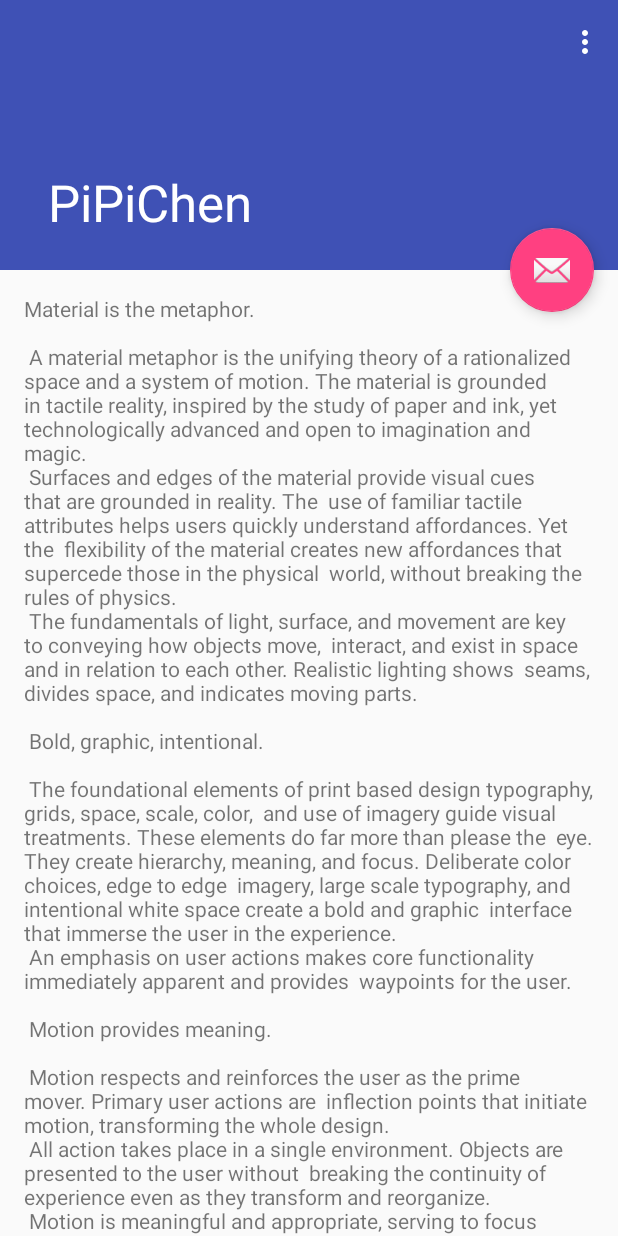
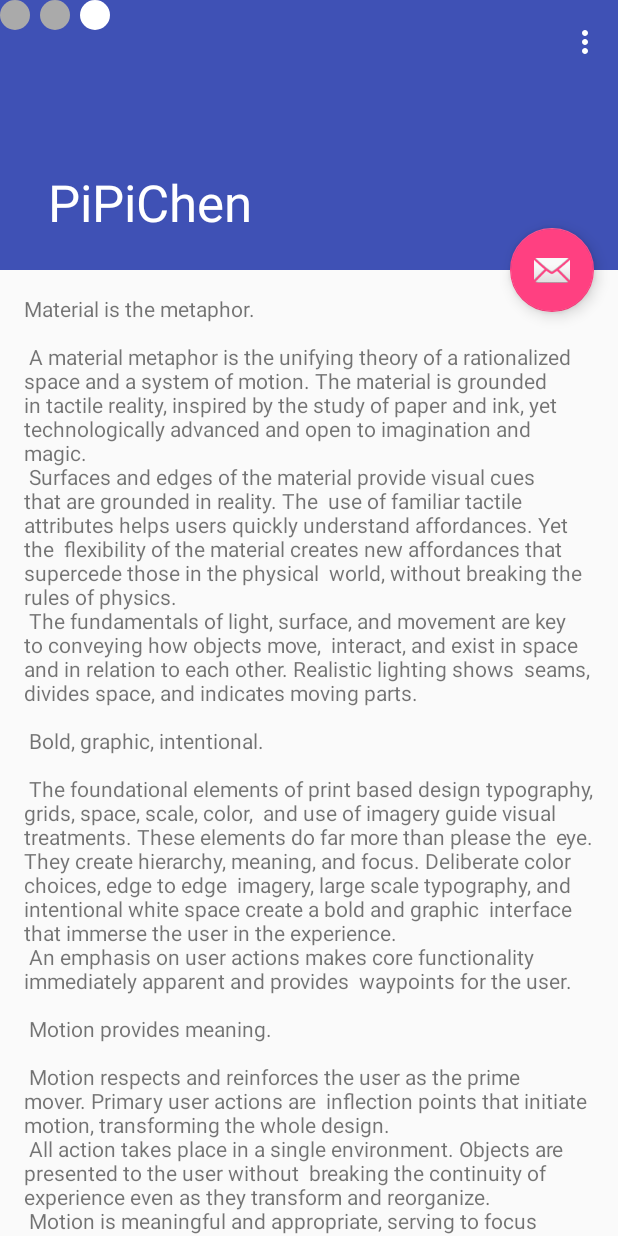
Before and after one commit to chenhuiming/Project, an Android app: the screen it shows after launch (ScrollingActivity), on a phone screen of 412 x 824 dp. Run offline under Robolectric (Android 15) with nearby library versions, the phone set to English and light mode, and no system bars.

Commit message:
圆点轮播

```diff
--- a/app/src/main/java/cirlcle/cn/pipichen/ScrollingActivity.java
+++ b/app/src/main/java/cirlcle/cn/pipichen/ScrollingActivity.java
@@ -1,15 +1,26 @@
 package cirlcle.cn.pipichen;
 
 import android.os.Bundle;
+import android.os.Handler;
+import android.os.Looper;
 import android.support.design.widget.FloatingActionButton;
 import android.support.design.widget.Snackbar;
 import android.support.v7.app.AppCompatActivity;
 import android.support.v7.widget.Toolbar;
+import android.util.Log;
 import android.view.View;
 import android.view.Menu;
 import android.view.MenuItem;
+import android.widget.ImageView;
+import android.widget.LinearLayout;
+
+import java.util.ArrayList;
+import java.util.List;
+import java.util.SimpleTimeZone;
 
 public class ScrollingActivity extends AppCompatActivity {
+
+    private LinearLayout mLinearLayout;
 
     @Override
     protected void onCreate(Bundle savedInstanceState) {
@@ -17,6 +28,8 @@ public class ScrollingActivity extends AppCompatActivity {
         setContentView(R.layout.activity_scrolling);
         Toolbar toolbar = (Toolbar) findViewById(R.id.toolbar);
         setSupportActionBar(toolbar);
+        mLinearLayout = (LinearLayout) findViewById(R.id.yuandian);
+        initYuanDian();
 
         FloatingActionButton fab = (FloatingActionButton) findViewById(R.id.fab);
         fab.setOnClickListener(new View.OnClickListener() {
@@ -26,6 +39,12 @@ public class ScrollingActivity extends AppCompatActivity {
                         .setAction("Action", null).show();
             }
         });
+    }
+
+    @Override
+    protected void onDestroy() {
+        super.onDestroy();
+        mYuandianHandler.removeCallbacks(mYuandianRunable);
     }
 
     @Override
@@ -48,4 +67,62 @@ public class ScrollingActivity extends AppCompatActivity {
         }
         return super.onOptionsItemSelected(item);
     }
+
+
+
+    private final int SIZE = 3;
+
+    /**
+     * 获取数据
+     */
+    private void initYuanDian() {
+        //设置图片
+        ImageView imageView;
+        View view;
+        for(int index = 0; index < SIZE; index++) {
+            //创建底部指示器(小圆点)
+            view = new View(this);
+            view.setBackgroundResource(R.drawable.background);
+            view.setEnabled(false);
+            //设置宽高
+            LinearLayout.LayoutParams layoutParams = new LinearLayout.LayoutParams(30, 30);
+            //设置间隔
+            if (index != 0) {
+                layoutParams.leftMargin = 10;
+            }
+            //添加到LinearLayout
+            mLinearLayout.addView(view, layoutParams);
+
+        }
+
+        mYuandianHandler.post(mYuandianRunable);
+    }
+
+    Handler mYuandianHandler = new Handler(Looper.myLooper());
+    private int mIndex = 0;
+
+
+    Runnable mYuandianRunable = new Runnable() {
+        @Override
+        public void run() {
+            setIndex(mIndex);
+            if(++mIndex == 3) {
+                mIndex = 0;
+            }
+            mYuandianHandler.removeCallbacks(mYuandianRunable);
+            mYuandianHandler.postDelayed(mYuandianRunable, 1000);
+        }
+    };
+
+    private void setIndex(int select) {
+        for(int index = 0; index< SIZE; index++) {
+            if(index == select) {
+                mLinearLayout.getChildAt(index).setEnabled(true);
+            } else {
+                mLinearLayout.getChildAt(index).setEnabled(false);
+            }
+        }
+    }
+
+
 }
--- /dev/null
+++ b/app/src/main/res/drawable/background.xml
@@ -0,0 +1,5 @@
+<?xml version="1.0" encoding="utf-8"?>
+<selector xmlns:android="http://schemas.android.com/apk/res/android">
+    <item android:drawable="@drawable/enable" android:state_enabled="true" />
+    <item android:drawable="@drawable/disable" android:state_enabled="false" />
+</selector>
--- /dev/null
+++ b/app/src/main/res/drawable/disable.xml
@@ -0,0 +1,8 @@
+<shape xmlns:android="http://schemas.android.com/apk/res/android"
+    android:shape="oval">
+    <!--灰色-->
+    <solid android:color="@android:color/darker_gray" />
+    <!--半径-->
+    <corners android:radius="10dp" />
+
+</shape>
--- /dev/null
+++ b/app/src/main/res/drawable/enable.xml
@@ -0,0 +1,9 @@
+<?xml version="1.0" encoding="utf-8"?>
+<shape xmlns:android="http://schemas.android.com/apk/res/android"
+    android:shape="oval">
+    <!--白色-->
+    <solid android:color="#ffffff" />
+    <!--半径-->
+    <corners android:radius="10dp" />
+
+</shape>
--- a/app/src/main/res/layout/activity_scrolling.xml
+++ b/app/src/main/res/layout/activity_scrolling.xml
@@ -44,4 +44,12 @@
         app:layout_anchorGravity="bottom|end"
         app:srcCompat="@android:drawable/ic_dialog_email" />
 
+    <LinearLayout
+        android:id="@+id/yuandian"
+        android:layout_width="wrap_content"
+        android:layout_height="wrap_content"
+        android:orientation="horizontal">
+
+    </LinearLayout>
+
 </android.support.design.widget.CoordinatorLayout>
```
